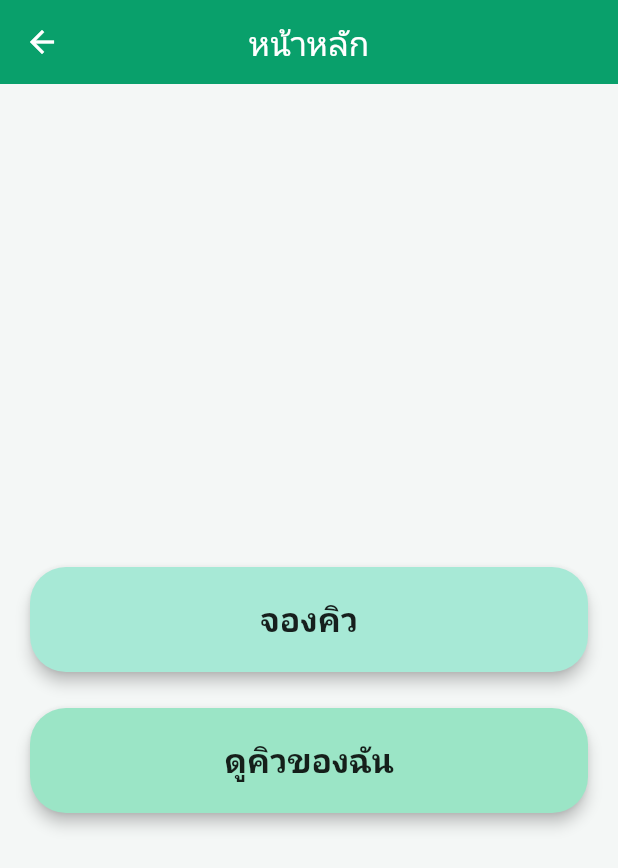
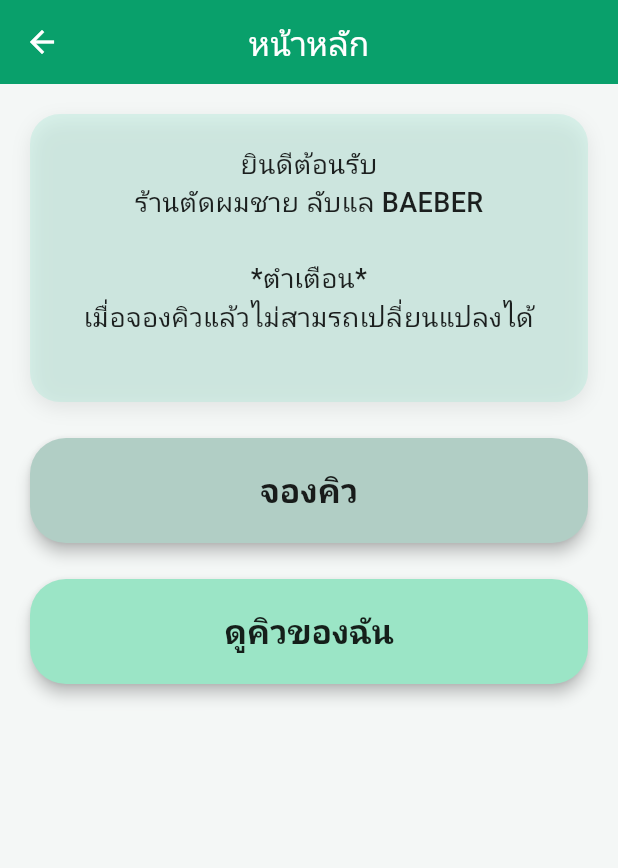
Before and after one commit to kott2556-debug/barber_queue, a Flutter app: the HomeScreen screen opened by its route, on a phone screen of 412 x 824 dp. Shown: the top 868 px of the screen. Run offline on Flutter 3.47's test engine with Material 3 defaults, Android fonts, the phone set to English and light mode, and no system bars; our stand-ins replace cloud_firestore, firebase_core, shared_preferences; accounts and stored records are empty.

Commit message:
เพิ่มกล่องข้อความใน หน้าหลัก เหนือปุ่มจองคิว 14-1-2569 เวลา 23.09 น.

```diff
--- a/lib/screens/home_screen.dart
+++ b/lib/screens/home_screen.dart
@@ -25,9 +25,41 @@ class HomeScreen extends StatelessWidget {
               child: ConstrainedBox(
                 constraints: BoxConstraints(minHeight: constraints.maxHeight),
                 child: Column(
-                  mainAxisAlignment: MainAxisAlignment.center,
                   crossAxisAlignment: CrossAxisAlignment.stretch,
                   children: [
+                    // ================== กล่องข้อความด้านบน ==================
+                    Container(
+                      padding: const EdgeInsets.all(20),
+                      margin: const EdgeInsets.only(bottom: 24),
+                      decoration: BoxDecoration(
+                        color: const Color.fromRGBO(167, 233, 214, 0.35),
+                        borderRadius: BorderRadius.circular(20),
+                        boxShadow: const [
+                          BoxShadow(
+                            color: Color.fromRGBO(0, 0, 0, 0.08),
+                            blurRadius: 10,
+                            offset: Offset(0, 4),
+                          ),
+                        ],
+                      ),
+                      child: const Center(
+                        child: Text(
+                          'ยินดีต้อนรับ\n'
+                          'ร้านตัดผมชาย ลับแล BAEBER\n'
+                          '\n'
+                          '*ตำเตือน*\n'
+                          'เมื่อจองคิวแล้วไม่สามรถเปลี่ยนแปลงได้\n',
+                          textAlign: TextAlign.center,
+                          style: TextStyle(
+                            fontSize: 18,
+                            fontWeight: FontWeight.w500,
+                            color: Colors.black87,
+                            height: 1.4,
+                          ),
+                        ),
+                      ),
+                    ),
+
                     // ================== ปุ่มจองคิว ==================
                     SizedBox(
                       width: double.infinity,
@@ -35,7 +67,7 @@ class HomeScreen extends StatelessWidget {
                       child: ElevatedButton(
                         style: ElevatedButton.styleFrom(
                           backgroundColor:
-                              const Color.fromARGB(255, 167, 233, 214),
+                              const Color.fromARGB(255, 177, 206, 197),
                           shape: RoundedRectangleBorder(
                             borderRadius: BorderRadius.circular(24),
                           ),
```
Also changed, not shown: 1 other file.
